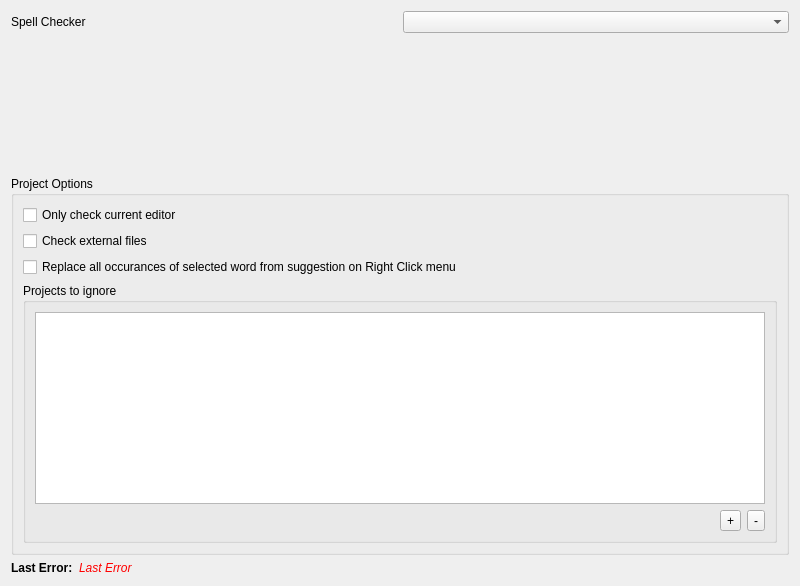
CJCombrink/SpellChecker-Plugin, file spellcheckercoreoptionswidget.ui: the form before one commit.
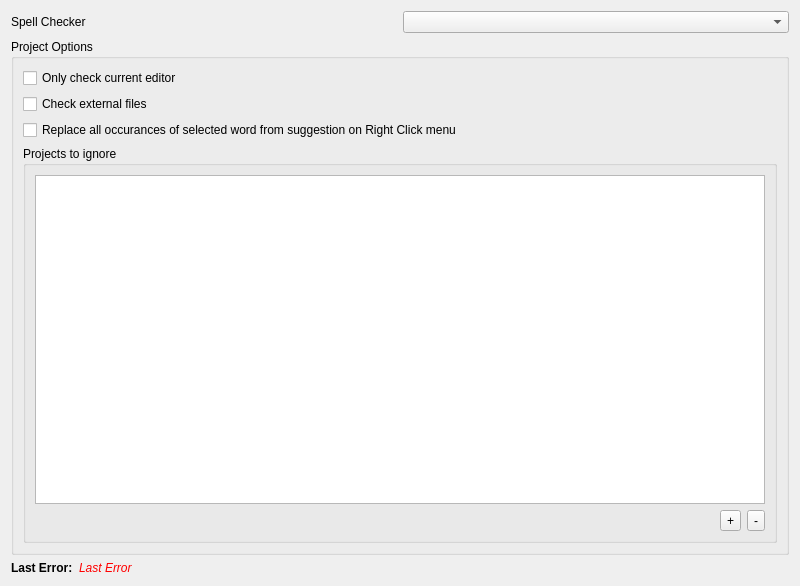
The form after the commit.

Commit message: Updates and fixes for Qt Creator 4.3 - Stepped minor version. - Fixed layout issue on options page (Finally figured out how layouts really work) - Fixed icons that were broken by new way icons are managed in Qt 4.3 - Fixed some spelling mistakes.

Diff of the .ui file:
```diff
--- a/spellcheckercoreoptionswidget.ui
+++ b/spellcheckercoreoptionswidget.ui
@@ -13,7 +13,7 @@
   <property name="windowTitle">
    <string>Form</string>
   </property>
-  <layout class="QGridLayout" name="gridLayout">
+  <layout class="QGridLayout" name="gridLayout" rowstretch="0,0,0,0">
    <item row="0" column="0">
     <widget class="QLabel" name="label">
      <property name="text">
@@ -24,17 +24,6 @@
    <item row="0" column="1">
     <widget class="QComboBox" name="comboBoxSpellChecker"/>
    </item>
-   <item row="1" column="0" colspan="2">
-    <widget class="QWidget" name="spellCheckerOptionsWidgetHolder" native="true">
-     <property name="sizePolicy">
-      <sizepolicy hsizetype="Preferred" vsizetype="Expanding">
-       <horstretch>0</horstretch>
-       <verstretch>0</verstretch>
-      </sizepolicy>
-     </property>
-     <zorder>groupBox_3</zorder>
-    </widget>
-   </item>
    <item row="2" column="0" colspan="2">
     <widget class="QGroupBox" name="groupBox">
      <property name="title">
```
Left out of the diff: 3 changed lines with no effect on the pictures. The commit also changes 5 other files.
